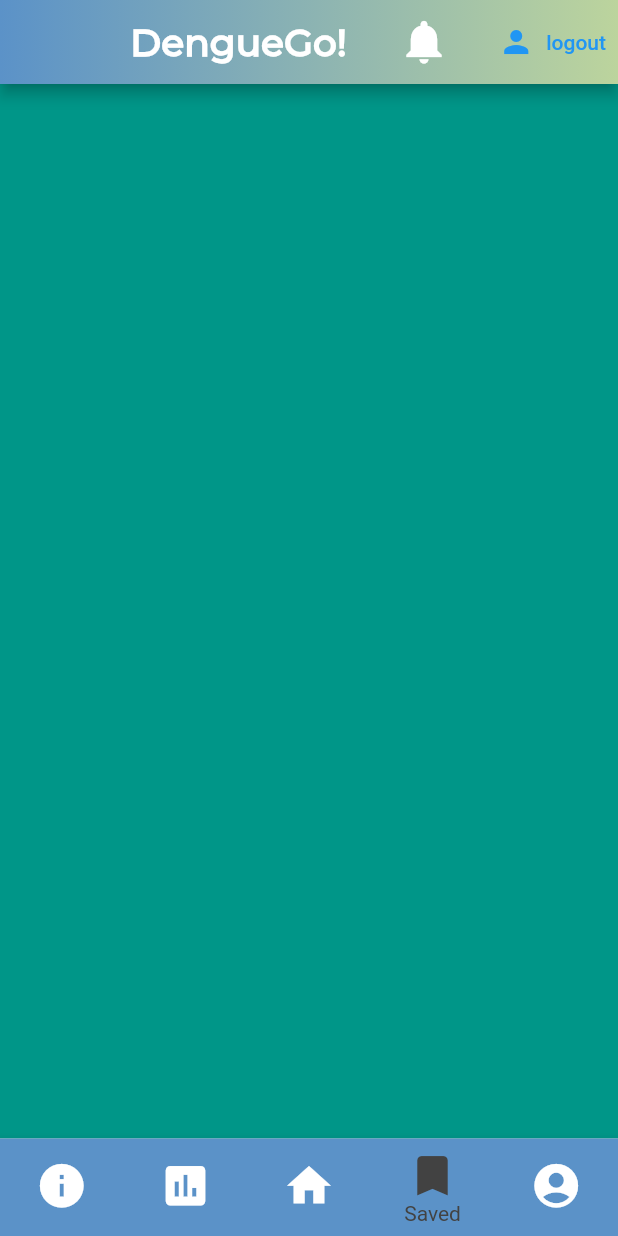
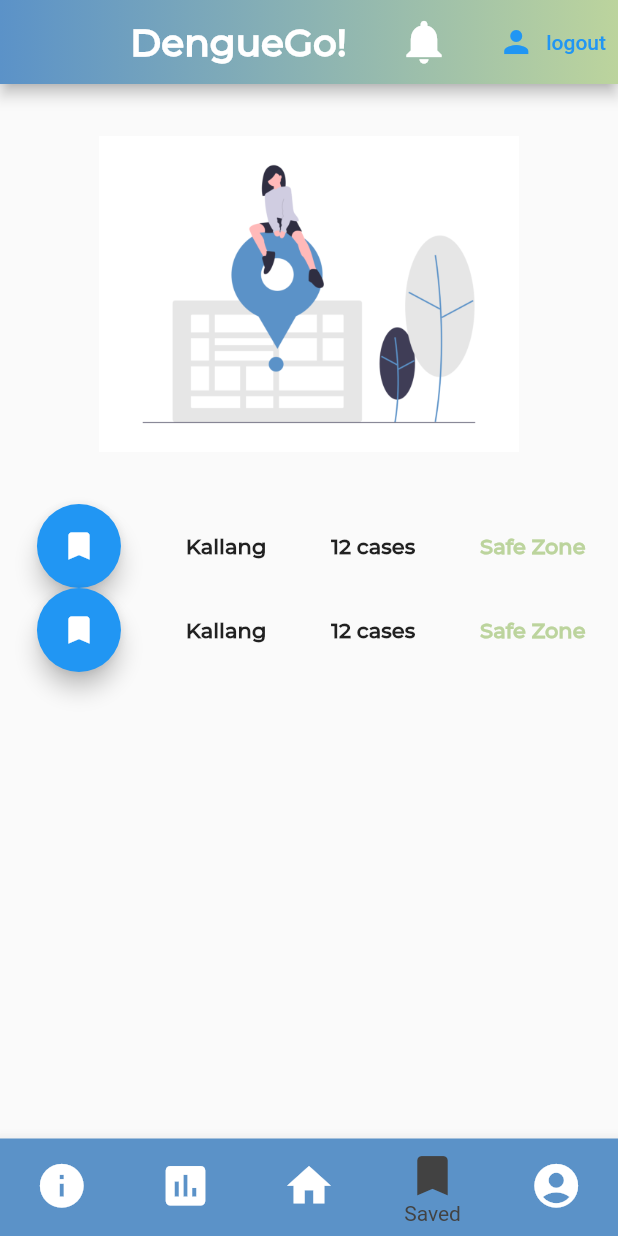
Before and after one commit to kangxinwang/denguego, a Flutter app: the screen it shows once a user with an empty profile is signed in, item 4 of the bottom bar chosen, on a phone screen of 412 x 824 dp. Run offline on Flutter 3.47's test engine with Material 2 defaults, Android fonts, the phone set to English and light mode, and no system bars; our stand-ins replace cloud_firestore, firebase_auth, firebase_core, flutter_spinkit, google_maps_flutter; accounts and stored records are empty.

Commit message:
added location pic

```diff
--- a/lib/screens/InfoScreen.dart
+++ b/lib/screens/InfoScreen.dart
@@ -8,8 +8,6 @@ class InfoScreen extends StatefulWidget {
 class _InfoScreenState extends State<InfoScreen> {
   @override
   Widget build(BuildContext context) {
-    return Container(
-      color: Colors.blue,
-    );
+    return Column();
   }
 }
--- a/lib/screens/QuestionnaireScreen.dart
+++ b/lib/screens/QuestionnaireScreen.dart
@@ -1,7 +1,7 @@
 import 'package:flutter/material.dart';
 
-import '/quiz.dart';
-import '/result.dart';
+import 'package:denguego/quiz.dart';
+import 'package:denguego/result.dart';
 
 void main() => runApp(MyApp());
 
--- a/lib/screens/SavedScreen.dart
+++ b/lib/screens/SavedScreen.dart
@@ -6,10 +6,120 @@ class SavedScreen extends StatefulWidget {
 }
 
 class _SavedScreenState extends State<SavedScreen> {
+  List<LocationCard> locationList = [];
+  void removeLocationCard(index) {
+    setState(() {
+      locationList.remove(index);
+    });
+  }
+
+  @override
+  void initState() {
+    super.initState();
+    locationList = List.generate(
+        2, (index) => LocationCard(removeLocationCard, index: index));
+  }
+
   @override
   Widget build(BuildContext context) {
-    return Container(
-      color: Colors.teal,
+    print('build + ${locationList.length}');
+    return Scaffold(
+      body: ListView(
+        children: <Widget>[
+          Center(
+            child: Image.asset('images/location.png', height: 280, width: 280),
+          ),
+          ...locationList,
+        ],
+      ),
     );
   }
 }
+
+class LocationCard extends StatelessWidget {
+  int index;
+  final Function(LocationCard) removeLocationCard;
+
+  LocationCard(this.removeLocationCard, {Key key, @required this.index})
+      : super(key: key);
+
+  @override
+  Widget build(BuildContext context) {
+    return Column(
+      children: <Widget>[
+        Row(
+          mainAxisAlignment: MainAxisAlignment.spaceAround,
+          children: [
+            Container(
+              padding: EdgeInsets.only(left: 3.0),
+              child: FloatingActionButton(
+                child: Icon(Icons.bookmark_outlined),
+                onPressed: () {
+                  removeLocationCard(this);
+                },
+              ),
+            ),
+            Text(
+              'Kallang',
+              style: TextStyle(
+                fontWeight: FontWeight.bold,
+                fontFamily: 'Montserrat',
+              ),
+            ),
+            Text(
+              '12 cases',
+              style: TextStyle(
+                fontWeight: FontWeight.bold,
+                fontFamily: 'Montserrat',
+              ),
+            ),
+            Text(
+              'Safe Zone',
+              style: TextStyle(
+                color: Color(0xffBCD49D),
+                fontWeight: FontWeight.bold,
+                fontFamily: 'Montserrat',
+              ),
+            )
+          ],
+        ),
+        // Row(
+        //   mainAxisAlignment: MainAxisAlignment.spaceAround,
+        //   children: [
+        //     Container(
+        //       padding: EdgeInsets.only(left: 10.0, top: 10.0),
+        //       child: FloatingActionButton(
+        //         child: Icon(Icons.bookmark_outlined),
+        //         onPressed: () {
+        //           removeLocationCard(this);
+        //         },
+        //       ),
+        //     ),
+        //     Text(
+        //       'Woodlands',
+        //       style: TextStyle(
+        //         fontWeight: FontWeight.bold,
+        //         fontFamily: 'Montserrat',
+        //       ),
+        //     ),
+        //     Text(
+        //       '180 cases',
+        //       style: TextStyle(
+        //         fontWeight: FontWeight.bold,
+        //         fontFamily: 'Montserrat',
+        //       ),
+        //     ),
+        //     Text(
+        //       'Danger Zone',
+        //       style: TextStyle(
+        //         color: Color(0xffFA847E),
+        //         fontWeight: FontWeight.bold,
+        //         fontFamily: 'Montserrat',
+        //       ),
+        //     )
+        //   ],
+        // ),
+      ],
+    );
+  }
+}
--- a/lib/shared/loading.dart
+++ b/lib/shared/loading.dart
@@ -5,10 +5,10 @@ class Loading extends StatelessWidget {
   @override
   Widget build(BuildContext context) {
     return Container(
-      color: Colors.brown[100],
+      color: Colors.white,
       child: Center(
           child: SpinKitChasingDots(
-        color: Colors.brown,
+        color: Color(0xff5B92C8),
         size: 50.0,
       )),
     );
```
Also changed, not shown: lib/screens/SurveyScreen.dart (+6 -10 lines), images/location.png (added), pubspec.lock. Lines whose indentation alone changed are shown as unchanged.
